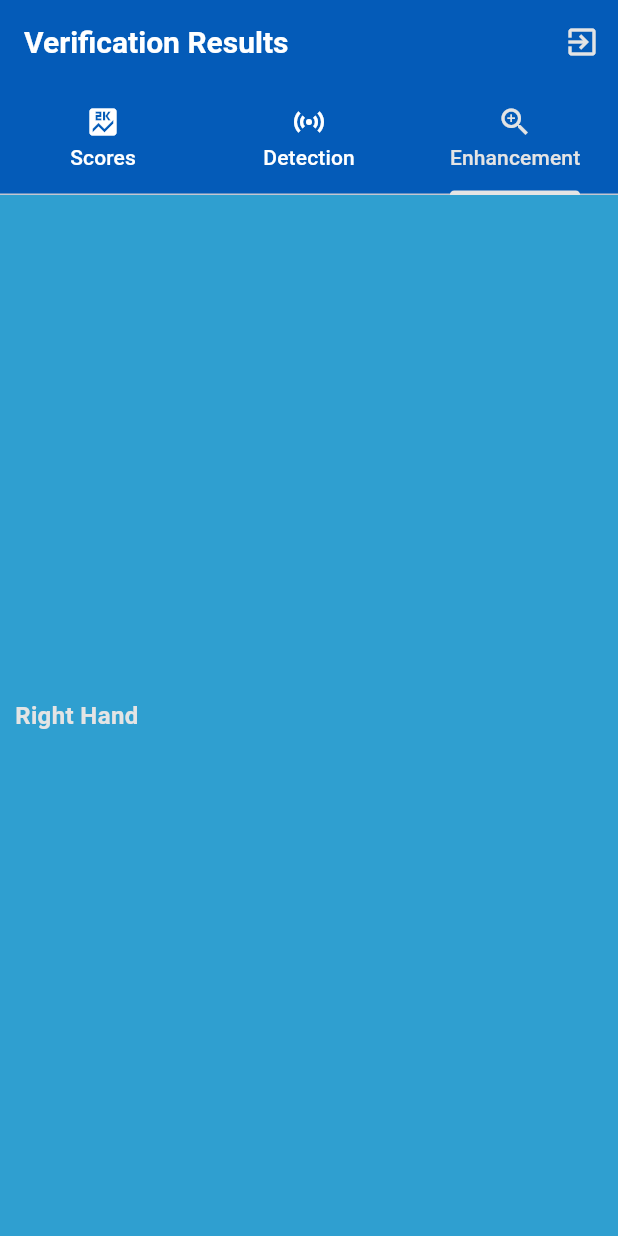
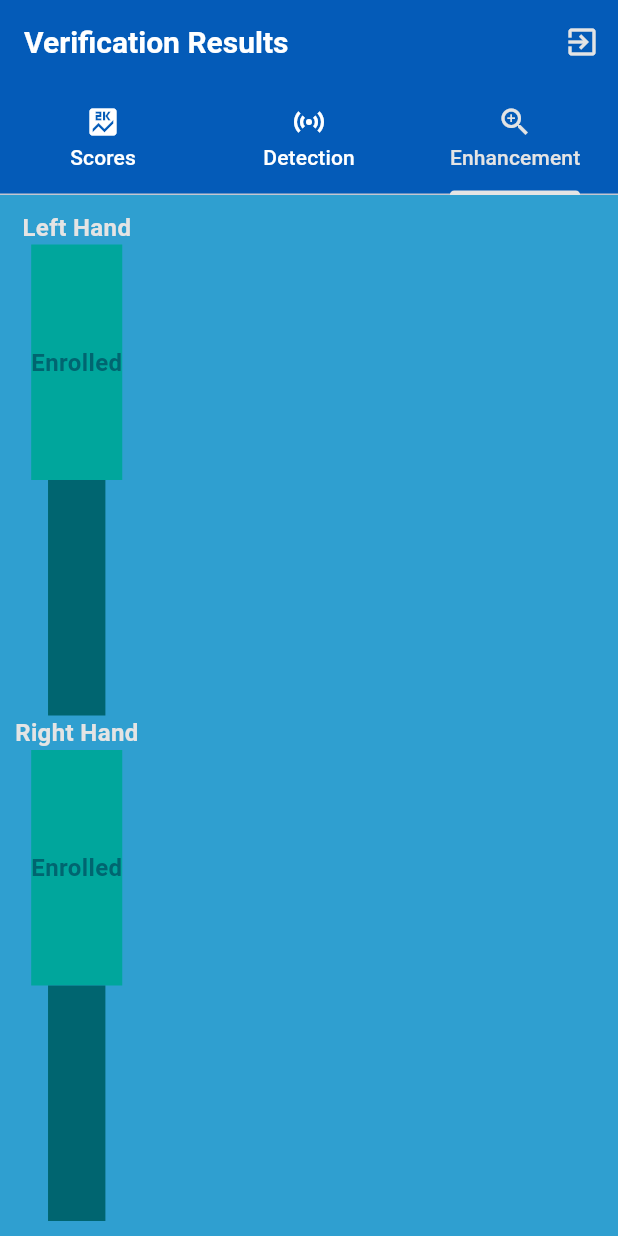
Before and after one commit to jefftheref21/ContactlessFingerprintMobileApp, a Flutter app: the VerificationResultsPage screen opened directly with empty values, tab 3 chosen, on a phone screen of 412 x 824 dp. Run offline on Flutter 3.47's test engine with Material 3 defaults, Android fonts, the phone set to English and light mode, and no system bars; our stand-ins replace camera; accounts and stored records are empty.

Commit message:
small changes to ui

```diff
--- a/lib/pages/camera_page.dart
+++ b/lib/pages/camera_page.dart
@@ -7,6 +7,7 @@ import "package:fingerprint/main.dart";
 import 'package:image/image.dart' as img;
 
 import 'package:fingerprint/constants.dart';
+import 'package:fingerprint/pages/loading_page.dart';
 
 class CameraPage extends StatefulWidget {
   const CameraPage({
@@ -85,7 +86,7 @@ class _CameraPageState extends State<CameraPage> with TickerProviderStateMixin{
             );
           } else {
             // Otherwise, display a loading indicator.
-            return const Center(child: CircularProgressIndicator());
+            return const LoadingPage();
           }
         },
       ),
--- a/lib/pages/identification_page.dart
+++ b/lib/pages/identification_page.dart
@@ -145,6 +145,7 @@ class _IdentifierPageState extends State<IdentificationPage> {
             },
             child: const Text('Scan'),
           ),
+          scanComplete ? Image.file(File(fingerprintPath), width: 150, height: 200) : MyIcons.verificationIcon,
           ElevatedButton(
             onPressed: () async {
               if (scanComplete == false) {
--- a/lib/pages/verification_results_page.dart
+++ b/lib/pages/verification_results_page.dart
@@ -241,13 +241,15 @@ class _VerificationResultsPageState extends State<VerificationResultsPage> with
             scrollDirection: Axis.horizontal,
             padding: const EdgeInsets.all(10.0),
             child: Column(
-              children: [
+              children: <Widget>[
+                const Text("Left Hand", style: TextStyle(fontWeight: FontWeight.bold, color: MyColors.bairdPoint, fontSize: 16)),
                 Expanded(
                   child: Container(
                     color: MyColors.lakeLaselle,
                     child: Row(
                       mainAxisAlignment: MainAxisAlignment.spaceEvenly,
                       children: <Widget>[
+                        const Text('Enrolled', style: TextStyle(fontWeight: FontWeight.bold, color: MyColors.niagaraWhirlpool, fontSize: 16)),
                         for (var enh in widget.results.leftEnrEnh)
                           Padding(
                             padding: const EdgeInsets.all(15.0),
@@ -263,6 +265,7 @@ class _VerificationResultsPageState extends State<VerificationResultsPage> with
                     child: Row(
                       mainAxisAlignment: MainAxisAlignment.spaceEvenly,
                       children: <Widget>[
+                        const Text('Input', style: TextStyle(fontWeight: FontWeight.bold, color: MyColors.niagaraWhirlpool, fontSize: 16)),
                         for (var enh in widget.results.leftInpEnh)
                           Padding(
                             padding: const EdgeInsets.all(15.0),
@@ -279,6 +282,7 @@ class _VerificationResultsPageState extends State<VerificationResultsPage> with
                     child: Row(
                       mainAxisAlignment: MainAxisAlignment.spaceEvenly,
                       children: <Widget>[
+                        const Text('Enrolled', style: TextStyle(fontWeight: FontWeight.bold, color: MyColors.niagaraWhirlpool, fontSize: 16)),
                         for (var enh in widget.results.rightEnrEnh)
                           Padding(
                             padding: const EdgeInsets.all(15.0),
@@ -294,6 +298,7 @@ class _VerificationResultsPageState extends State<VerificationResultsPage> with
                     child: Row(
                       mainAxisAlignment: MainAxisAlignment.spaceEvenly,
                       children: <Widget>[
+                        const Text('Input', style: TextStyle(fontWeight: FontWeight.bold, color: MyColors.niagaraWhirlpool, fontSize: 16)),
                         for (var enh in widget.results.rightInpEnh)
                           Padding(
                             padding: const EdgeInsets.all(15.0),
```
